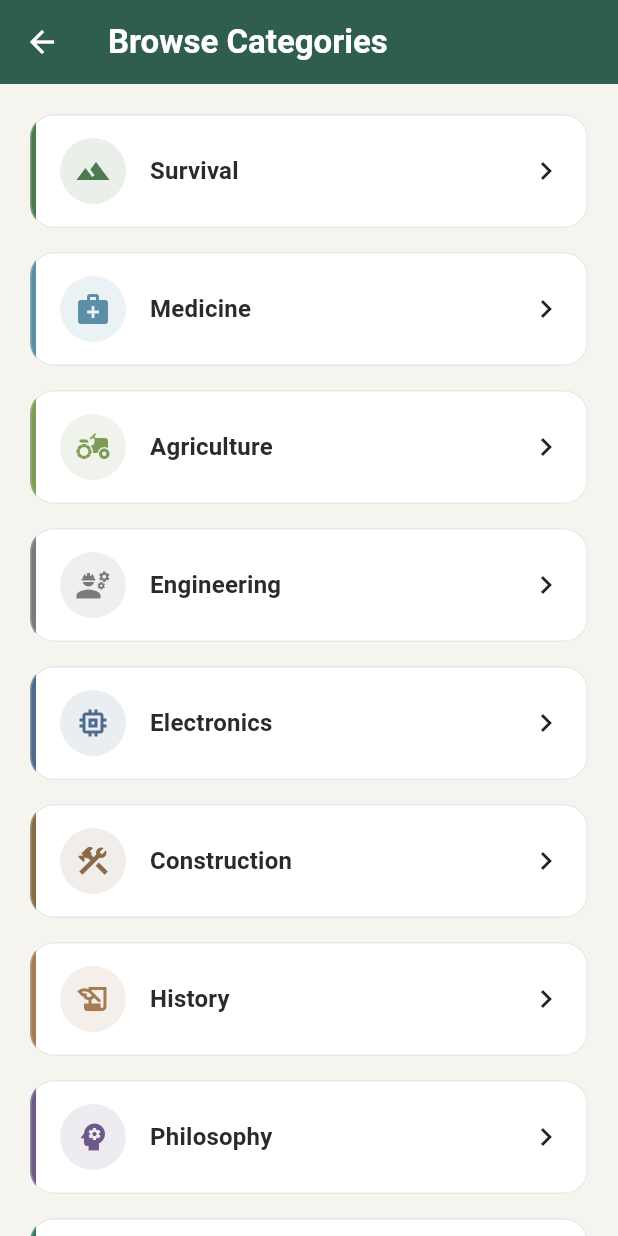
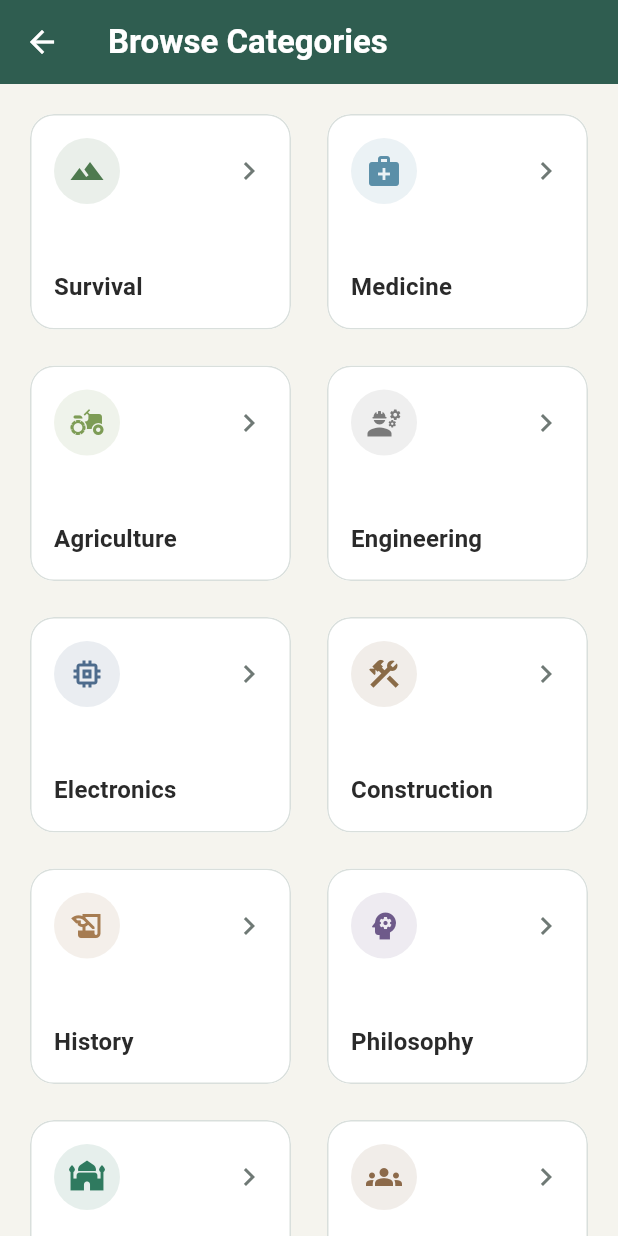
Before and after one commit to Daemonn00/humanity-vault-ai, a Flutter app: the screen it shows after launch, after a tap on "Browse Categories", on a phone screen of 412 x 824 dp. Run offline on Flutter 3.47's test engine with Material 3 defaults, Android fonts, the phone set to English and light mode, and no system bars.

Commit message:
Implement Sprint 11: Alpha 2.0 visual refresh
- Increase body text size and line height for article readability
- Switch cards to bordered, shadow-free Material 3 style
- Give Emergency Mode entry a distinct warning-colored card
- Rework category cards into a 2-column grid
- Enlarge emergency topic icons/tap targets and reduce whitespace

```diff
--- a/humanity_vault_app/lib/core/theme/app_theme.dart
+++ b/humanity_vault_app/lib/core/theme/app_theme.dart
@@ -31,10 +31,11 @@ class AppTheme {
         elevation: 0,
         color: AppColors.surface,
         surfaceTintColor: Colors.transparent,
+        shadowColor: Colors.transparent,
         shape: RoundedRectangleBorder(
           borderRadius: BorderRadius.circular(AppSpacing.cardRadius),
           side: BorderSide(
-            color: colorScheme.outlineVariant.withValues(alpha: 0.4),
+            color: colorScheme.outlineVariant.withValues(alpha: 0.6),
           ),
         ),
       ),
--- a/humanity_vault_app/lib/core/theme/app_typography.dart
+++ b/humanity_vault_app/lib/core/theme/app_typography.dart
@@ -30,11 +30,13 @@ class AppTypography {
       color: AppColors.textPrimary,
     ),
     bodyLarge: TextStyle(
-      height: 1.5,
+      fontSize: 18,
+      height: 1.6,
       color: AppColors.textPrimary,
     ),
     bodyMedium: TextStyle(
-      height: 1.5,
+      fontSize: 16,
+      height: 1.6,
       color: AppColors.textPrimary,
     ),
     labelSmall: TextStyle(
--- a/humanity_vault_app/lib/features/emergency/presentation/emergency_category_screen.dart
+++ b/humanity_vault_app/lib/features/emergency/presentation/emergency_category_screen.dart
@@ -77,7 +77,9 @@ class EmergencyCategoryScreen extends StatelessWidget {
                 children: [
                   for (final article in relatedArticles)
                     ListTile(
-                      contentPadding: EdgeInsets.zero,
+                      contentPadding: const EdgeInsets.symmetric(
+                        vertical: AppSpacing.xs,
+                      ),
                       title: Text(article.title),
                       subtitle: Text(article.category),
                       trailing: const Icon(Icons.chevron_right),
--- a/humanity_vault_app/lib/features/emergency/presentation/emergency_screen.dart
+++ b/humanity_vault_app/lib/features/emergency/presentation/emergency_screen.dart
@@ -24,13 +24,17 @@ class EmergencyScreen extends StatelessWidget {
           crossAxisCount: 2,
           mainAxisSpacing: AppSpacing.md,
           crossAxisSpacing: AppSpacing.md,
-          childAspectRatio: 1,
+          childAspectRatio: 1.3,
         ),
         itemCount: topics.length,
         itemBuilder: (context, index) {
           final topic = topics[index];
           return Card(
             color: AppColors.emergencySecondary,
+            shape: RoundedRectangleBorder(
+              borderRadius: BorderRadius.circular(AppSpacing.cardRadius),
+              side: const BorderSide(color: AppColors.emergencyPrimary),
+            ),
             child: InkWell(
               borderRadius: BorderRadius.circular(AppSpacing.cardRadius),
               onTap: () {
@@ -48,7 +52,7 @@ class EmergencyScreen extends StatelessWidget {
                   children: [
                     Icon(
                       topic.icon,
-                      size: 36,
+                      size: 44,
                       color: AppColors.emergencyPrimary,
                     ),
                     const SizedBox(height: AppSpacing.sm + AppSpacing.xs),
--- a/humanity_vault_app/lib/features/library/presentation/categories_screen.dart
+++ b/humanity_vault_app/lib/features/library/presentation/categories_screen.dart
@@ -17,11 +17,15 @@ class CategoriesScreen extends StatelessWidget {
       appBar: AppBar(
         title: const Text('Browse Categories'),
       ),
-      body: ListView.separated(
+      body: GridView.builder(
         padding: const EdgeInsets.all(AppSpacing.screenPadding),
+        gridDelegate: const SliverGridDelegateWithFixedCrossAxisCount(
+          crossAxisCount: 2,
+          mainAxisSpacing: AppSpacing.md,
+          crossAxisSpacing: AppSpacing.md,
+          childAspectRatio: 1.2,
+        ),
         itemCount: categories.length,
-        separatorBuilder: (context, index) =>
-            const SizedBox(height: AppSpacing.sm),
         itemBuilder: (context, index) {
           final category = categories[index];
           return CategoryCard(
--- a/humanity_vault_app/lib/main.dart
+++ b/humanity_vault_app/lib/main.dart
@@ -136,8 +136,10 @@ class HomeScreen extends StatelessWidget {
             icon: Icons.warning_amber,
             title: 'Emergency Mode',
             subtitle: 'Quick access to critical survival information',
-            iconBackgroundColor: AppColors.emergencySecondary,
+            iconBackgroundColor: Colors.white,
             iconColor: AppColors.emergencyPrimary,
+            backgroundColor: AppColors.emergencySecondary,
+            borderColor: AppColors.emergencyPrimary,
             onTap: () {
               Navigator.of(context).push(
                 MaterialPageRoute(
--- a/humanity_vault_app/lib/shared/widgets/action_card.dart
+++ b/humanity_vault_app/lib/shared/widgets/action_card.dart
@@ -13,6 +13,8 @@ class ActionCard extends StatelessWidget {
     required this.iconBackgroundColor,
     required this.iconColor,
     required this.onTap,
+    this.backgroundColor,
+    this.borderColor,
   });
 
   final IconData icon;
@@ -22,9 +24,24 @@ class ActionCard extends StatelessWidget {
   final Color iconColor;
   final VoidCallback onTap;
 
+  /// Optional card background color, used to make this action visually
+  /// stand apart from regular navigation entries (e.g. Emergency Mode).
+  final Color? backgroundColor;
+
+  /// Optional card border color, paired with [backgroundColor] for a
+  /// high-visibility entry point.
+  final Color? borderColor;
+
   @override
   Widget build(BuildContext context) {
     return Card(
+      color: backgroundColor,
+      shape: borderColor == null
+          ? null
+          : RoundedRectangleBorder(
+              borderRadius: BorderRadius.circular(AppSpacing.cardRadius),
+              side: BorderSide(color: borderColor!, width: 1.5),
+            ),
       child: InkWell(
         borderRadius: BorderRadius.circular(AppSpacing.cardRadius),
         onTap: onTap,
--- a/humanity_vault_app/lib/shared/widgets/category_card.dart
+++ b/humanity_vault_app/lib/shared/widgets/category_card.dart
@@ -2,11 +2,10 @@ import 'package:flutter/material.dart';
 
 import '../../core/theme/app_spacing.dart';
 
-/// A modern card representing a knowledge category.
+/// A grid tile representing a knowledge category.
 ///
-/// Shows a tinted icon badge in the category's color, the category name,
-/// and a thin colored accent stripe along the leading edge for quick
-/// visual wayfinding.
+/// Shows a tinted icon badge in the category's color and the category
+/// name, sized for a 2-column grid on phone screens.
 class CategoryCard extends StatelessWidget {
   const CategoryCard({
     super.key,
@@ -27,31 +26,30 @@ class CategoryCard extends StatelessWidget {
       clipBehavior: Clip.antiAlias,
       child: InkWell(
         onTap: onTap,
-        child: IntrinsicHeight(
-          child: Row(
-            children: [
-              Container(width: 4, color: color),
-              Expanded(
         child: Padding(
           padding: const EdgeInsets.all(AppSpacing.md),
-                  child: Row(
+          child: Column(
+            crossAxisAlignment: CrossAxisAlignment.start,
+            mainAxisAlignment: MainAxisAlignment.spaceBetween,
+            children: [
+              Row(
+                mainAxisAlignment: MainAxisAlignment.spaceBetween,
                 children: [
                   CircleAvatar(
                     radius: 22,
                     backgroundColor: color.withValues(alpha: 0.12),
                     child: Icon(icon, color: color),
                   ),
-                      const SizedBox(width: AppSpacing.md),
-                      Expanded(
-                        child: Text(
+                  Icon(Icons.chevron_right,
+                      color: Theme.of(context).colorScheme.outline),
+                ],
+              ),
+              const SizedBox(height: AppSpacing.sm + AppSpacing.xs),
+              Text(
                 name,
                 style: Theme.of(context).textTheme.titleMedium,
-                        ),
-                      ),
-                      const Icon(Icons.chevron_right),
-                    ],
-                  ),
-                ),
+                maxLines: 2,
+                overflow: TextOverflow.ellipsis,
               ),
             ],
           ),
```
Lines whose indentation alone changed are shown as unchanged.
